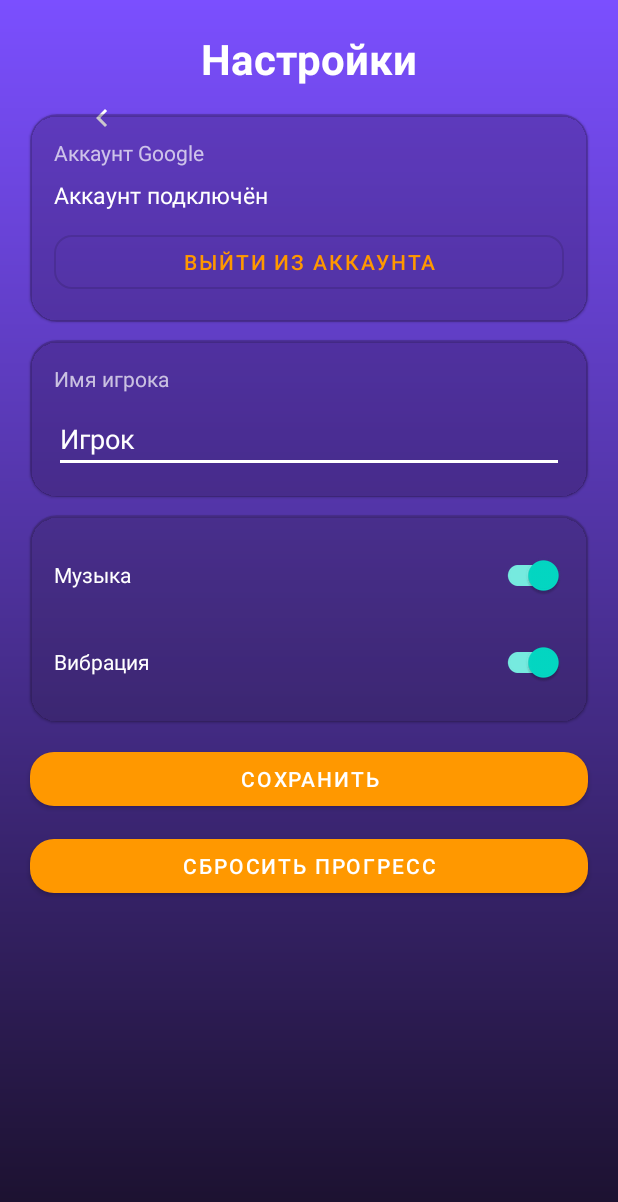
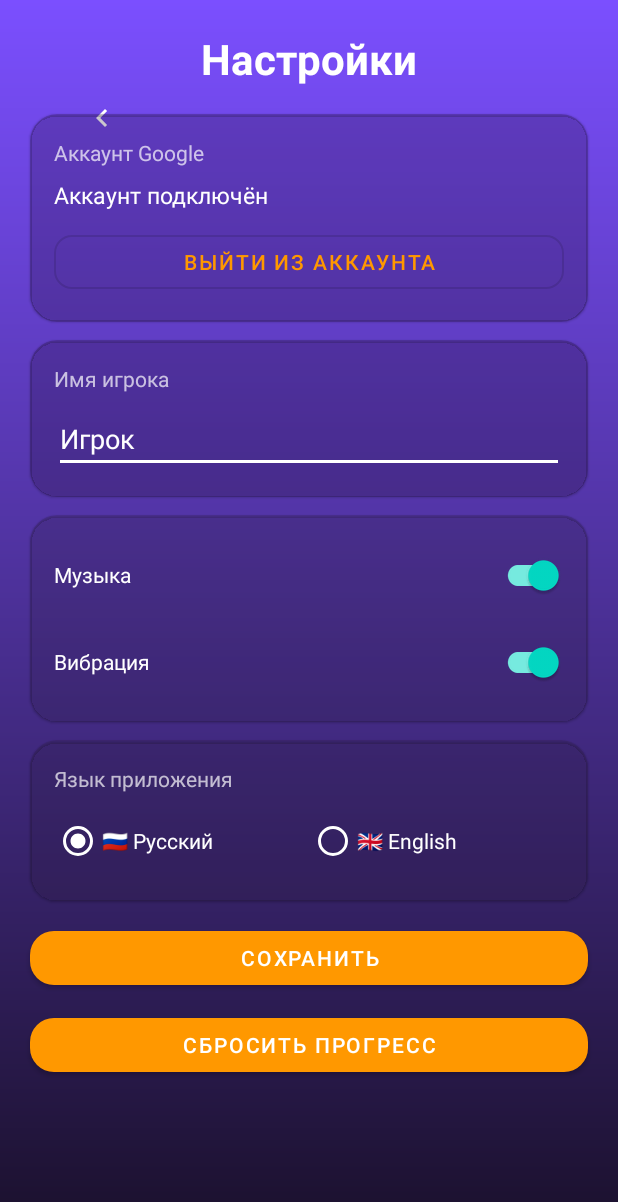
Before and after one commit to ogSulem/BasketMars, an Android app: the SettingsActivity screen opened directly, with no data from a screen before it, on a phone screen of 412 x 824 dp. Shown: the top 1202 px of the screen. Run offline under Robolectric (Android 15) with nearby library versions, the phone set to English and light mode, and no system bars; our stand-ins replace Firebase (no records; nobody signed in at launch, a user with empty details on screens opened directly), Room's generated code.

Commit message:
feat: language switcher in settings, cleanup unused drawables, fix MusicPlayer hardcode
Agent-Logs-Url: https://github.com/ogSulem/BasketMars/sessions/bf4a16c1-487d-41fa-b1fc-9e5116b91795

Co-authored-by: ogSulem <125482344+ogSulem@users.noreply.github.com>

```diff
--- a/app/src/main/java/com/example/basketballgame/AchievementsActivity.java
+++ b/app/src/main/java/com/example/basketballgame/AchievementsActivity.java
@@ -21,6 +21,12 @@ import android.graphics.Path;
 import android.widget.ImageButton;
 
 public class AchievementsActivity extends AppCompatActivity {
+
+    @Override
+    protected void attachBaseContext(Context base) {
+        super.attachBaseContext(LocaleHelper.wrap(base));
+    }
+
     @Override
     protected void onCreate(Bundle savedInstanceState) {
         super.onCreate(savedInstanceState);
--- a/app/src/main/java/com/example/basketballgame/GameActivity.java
+++ b/app/src/main/java/com/example/basketballgame/GameActivity.java
@@ -33,6 +33,11 @@ public class GameActivity extends AppCompatActivity {
     private LeaderboardRepository leaderboardRepository;
     private String playerName;
     private boolean arcadeSaved = false;
+
+    @Override
+    protected void attachBaseContext(android.content.Context base) {
+        super.attachBaseContext(LocaleHelper.wrap(base));
+    }
 
     @Override
     protected void onCreate(Bundle savedInstanceState) {
--- a/app/src/main/java/com/example/basketballgame/InventoryActivity.java
+++ b/app/src/main/java/com/example/basketballgame/InventoryActivity.java
@@ -16,6 +16,11 @@ import android.graphics.Typeface;
 
 public class InventoryActivity extends AppCompatActivity {
     private FrameLayout root;
+
+    @Override
+    protected void attachBaseContext(Context base) {
+        super.attachBaseContext(LocaleHelper.wrap(base));
+    }
 
     @Override
     protected void onCreate(Bundle savedInstanceState) {
--- a/app/src/main/java/com/example/basketballgame/LeaderboardActivity.java
+++ b/app/src/main/java/com/example/basketballgame/LeaderboardActivity.java
@@ -25,6 +25,11 @@ public class LeaderboardActivity extends AppCompatActivity {
     private TextView statsDuel;
     private TextView emptyState;
     private String selectedMode = GameMode.ARCADE.name();
+
+    @Override
+    protected void attachBaseContext(android.content.Context base) {
+        super.attachBaseContext(LocaleHelper.wrap(base));
+    }
 
     @Override
     protected void onCreate(Bundle savedInstanceState) {
--- /dev/null
+++ b/app/src/main/java/com/example/basketballgame/LocaleHelper.java
@@ -0,0 +1,55 @@
+package com.example.basketballgame;
+
+import android.content.Context;
+import android.content.SharedPreferences;
+import android.content.res.Configuration;
+
+import java.util.Locale;
+
+/**
+ * Вспомогательный класс для переключения языка интерфейса.
+ *
+ * <p>Язык хранится в SharedPreferences по ключу {@code "appLang"}.
+ * Применяется при старте каждой Activity через {@link #wrap(Context)}.</p>
+ *
+ * <p>Пример использования в Activity:
+ * <pre>
+ *   {@literal @}Override
+ *   protected void attachBaseContext(Context base) {
+ *       super.attachBaseContext(LocaleHelper.wrap(base));
+ *   }
+ * </pre>
+ * </p>
+ */
+public class LocaleHelper {
+
+    public static final String LANG_RU = "ru";
+    public static final String LANG_EN = "en";
+    private static final String PREF_KEY  = "appLang";
+    private static final String PREFS_NAME = "basketball";
+
+    /** Возвращает сохранённый язык (по умолчанию "ru"). */
+    public static String getSavedLang(Context ctx) {
+        SharedPreferences prefs = ctx.getSharedPreferences(PREFS_NAME, Context.MODE_PRIVATE);
+        return prefs.getString(PREF_KEY, LANG_RU);
+    }
+
+    /** Сохраняет выбранный язык. */
+    public static void saveLang(Context ctx, String lang) {
+        ctx.getSharedPreferences(PREFS_NAME, Context.MODE_PRIVATE)
+                .edit().putString(PREF_KEY, lang).apply();
+    }
+
+    /**
+     * Оборачивает Context с нужной локалью.
+     * Вызывается из {@code attachBaseContext} каждой Activity.
+     */
+    public static Context wrap(Context ctx) {
+        String lang = getSavedLang(ctx);
+        Locale locale = new Locale(lang);
+        Locale.setDefault(locale);
+        Configuration config = new Configuration(ctx.getResources().getConfiguration());
+        config.setLocale(locale);
+        return ctx.createConfigurationContext(config);
+    }
+}
--- a/app/src/main/java/com/example/basketballgame/MainActivity.java
+++ b/app/src/main/java/com/example/basketballgame/MainActivity.java
@@ -17,6 +17,11 @@ import androidx.appcompat.app.AppCompatActivity;
 import com.google.android.material.bottomsheet.BottomSheetDialog;
 
 public class MainActivity extends AppCompatActivity {
+
+    @Override
+    protected void attachBaseContext(android.content.Context base) {
+        super.attachBaseContext(LocaleHelper.wrap(base));
+    }
 
     @Override
     protected void onCreate(Bundle savedInstanceState) {
--- a/app/src/main/java/com/example/basketballgame/MusicPlayer.java
+++ b/app/src/main/java/com/example/basketballgame/MusicPlayer.java
@@ -41,7 +41,7 @@ public class MusicPlayer {
             } catch (Exception e) { Log.e("MusicPlayer", "Ошибка поиска mp3", e); }
             if (tracks.isEmpty()) {
                 Log.e("MusicPlayer", "Не найдено ни одного mp3 в res/raw");
-                Toast.makeText(appContext, "Нет музыки в папке res/raw!", Toast.LENGTH_LONG).show();
+                Toast.makeText(appContext, appContext.getString(R.string.no_music), Toast.LENGTH_LONG).show();
                 return;
             } else {
                 Log.i("MusicPlayer", "Найдены треки: " + found);
--- a/app/src/main/java/com/example/basketballgame/SettingsActivity.java
+++ b/app/src/main/java/com/example/basketballgame/SettingsActivity.java
@@ -1,5 +1,6 @@
 package com.example.basketballgame;
 
+import android.content.Context;
 import android.content.Intent;
 import android.content.SharedPreferences;
 import android.os.Bundle;
@@ -8,6 +9,7 @@ import android.view.View;
 import android.view.inputmethod.EditorInfo;
 import android.widget.Button;
 import android.widget.EditText;
+import android.widget.RadioGroup;
 import android.widget.TextView;
 import android.widget.Toast;
 
@@ -17,13 +19,14 @@ import com.google.android.material.switchmaterial.SwitchMaterial;
 import com.google.firebase.auth.FirebaseUser;
 
 /**
- * Экран настроек: имя игрока, музыка, вибрация, аккаунт Google.
+ * Экран настроек: имя игрока, музыка, вибрация, язык, аккаунт Google.
  */
 public class SettingsActivity extends AppCompatActivity {
 
     private EditText playerNameEdit;
     private SwitchMaterial musicSwitch;
     private SwitchMaterial vibrationSwitch;
+    private RadioGroup radioLanguage;
 
     // Виджеты аккаунта
     private TextView accountLabel;
@@ -31,6 +34,11 @@ public class SettingsActivity extends AppCompatActivity {
     private Button btnSignOut;
 
     private AuthManager authManager;
+
+    @Override
+    protected void attachBaseContext(Context base) {
+        super.attachBaseContext(LocaleHelper.wrap(base));
+    }
 
     @Override
     protected void onCreate(Bundle savedInstanceState) {
@@ -42,6 +50,7 @@ public class SettingsActivity extends AppCompatActivity {
         playerNameEdit = findViewById(R.id.player_name);
         musicSwitch     = findViewById(R.id.switch_music);
         vibrationSwitch = findViewById(R.id.switch_vibration);
+        radioLanguage   = findViewById(R.id.radio_language);
         accountLabel    = findViewById(R.id.account_label);
         btnSignIn       = findViewById(R.id.btn_sign_in);
         btnSignOut      = findViewById(R.id.btn_sign_out);
@@ -53,6 +62,28 @@ public class SettingsActivity extends AppCompatActivity {
         playerNameEdit.setText(prefs.getString("playerName", getString(R.string.default_player_name)));
         musicSwitch.setChecked(prefs.getBoolean("musicEnabled", true));
         vibrationSwitch.setChecked(prefs.getBoolean("vibrationEnabled", true));
+
+        // Инициализация переключателя языка
+        String currentLang = LocaleHelper.getSavedLang(this);
+        if (LocaleHelper.LANG_EN.equals(currentLang)) {
+            radioLanguage.check(R.id.radio_lang_en);
+        } else {
+            radioLanguage.check(R.id.radio_lang_ru);
+        }
+        radioLanguage.setOnCheckedChangeListener((group, checkedId) -> {
+            String newLang = (checkedId == R.id.radio_lang_en) ? LocaleHelper.LANG_EN : LocaleHelper.LANG_RU;
+            if (!newLang.equals(LocaleHelper.getSavedLang(this))) {
+                LocaleHelper.saveLang(this, newLang);
+                Toast.makeText(this, R.string.language_changed, Toast.LENGTH_LONG).show();
+                // Перезапускаем всё приложение чтобы язык применился везде
+                Intent restart = getPackageManager().getLaunchIntentForPackage(getPackageName());
+                if (restart != null) {
+                    restart.addFlags(Intent.FLAG_ACTIVITY_NEW_TASK | Intent.FLAG_ACTIVITY_CLEAR_TASK);
+                    startActivity(restart);
+                    finishAffinity();
+                }
+            }
+        });
 
         playerNameEdit.setImeOptions(EditorInfo.IME_ACTION_DONE);
         playerNameEdit.setOnEditorActionListener((v, actionId, event) -> {
--- a/app/src/main/res/drawable/bg_mode_icon_circle.xml
+++ /dev/null
@@ -1,4 +0,0 @@
-<?xml version="1.0" encoding="utf-8"?>
-<shape xmlns:android="http://schemas.android.com/apk/res/android" android:shape="oval">
-    <solid android:color="#2AFFFFFF"/>
-</shape>
--- a/app/src/main/res/drawable/btn_rounded_gold.xml
+++ /dev/null
@@ -1,6 +0,0 @@
-<shape xmlns:android="http://schemas.android.com/apk/res/android"
-    android:shape="rectangle">
-    <solid android:color="#FFD700"/>
-    <corners android:radius="32dp"/>
-    <stroke android:width="3dp" android:color="#FFF176"/>
-</shape>
--- a/app/src/main/res/layout/activity_settings.xml
+++ b/app/src/main/res/layout/activity_settings.xml
@@ -176,6 +176,63 @@
             </LinearLayout>
         </com.google.android.material.card.MaterialCardView>
 
+        <!-- Карточка языка -->
+        <com.google.android.material.card.MaterialCardView
+            android:id="@+id/card_language"
+            android:layout_width="0dp"
+            android:layout_height="wrap_content"
+            android:layout_marginStart="20dp"
+            android:layout_marginEnd="20dp"
+            android:layout_marginTop="12dp"
+            app:cardCornerRadius="18dp"
+            app:cardBackgroundColor="#332d223f"
+            app:layout_constraintTop_toBottomOf="@id/card_toggles"
+            app:layout_constraintStart_toStartOf="parent"
+            app:layout_constraintEnd_toEndOf="parent">
+
+            <LinearLayout
+                android:layout_width="match_parent"
+                android:layout_height="wrap_content"
+                android:orientation="vertical"
+                android:padding="16dp">
+
+                <TextView
+                    android:layout_width="wrap_content"
+                    android:layout_height="wrap_content"
+                    android:text="@string/settings_language_label"
+                    android:textColor="#B3FFFFFF"
+                    android:textSize="14sp" />
+
+                <RadioGroup
+                    android:id="@+id/radio_language"
+                    android:layout_width="match_parent"
+                    android:layout_height="wrap_content"
+                    android:layout_marginTop="8dp"
+                    android:orientation="horizontal">
+
+                    <RadioButton
+                        android:id="@+id/radio_lang_ru"
+                        android:layout_width="0dp"
+                        android:layout_height="wrap_content"
+                        android:layout_weight="1"
+                        android:text="@string/language_ru"
+                        android:textColor="@android:color/white"
+                        android:buttonTint="@android:color/white" />
+
+                    <RadioButton
+                        android:id="@+id/radio_lang_en"
+                        android:layout_width="0dp"
+                        android:layout_height="wrap_content"
+                        android:layout_weight="1"
+                        android:text="@string/language_en"
+                        android:textColor="@android:color/white"
+                        android:buttonTint="@android:color/white" />
+
+                </RadioGroup>
+
+            </LinearLayout>
+        </com.google.android.material.card.MaterialCardView>
+
         <com.google.android.material.button.MaterialButton
             android:id="@+id/button_save"
             android:layout_width="0dp"
@@ -185,7 +242,7 @@
             android:layout_marginTop="14dp"
             android:text="@string/btn_save"
             app:cornerRadius="16dp"
-            app:layout_constraintTop_toBottomOf="@id/card_toggles"
+            app:layout_constraintTop_toBottomOf="@id/card_language"
             app:layout_constraintStart_toStartOf="parent"
             app:layout_constraintEnd_toEndOf="parent" />
 
--- a/app/src/main/res/values/strings.xml
+++ b/app/src/main/res/values/strings.xml
@@ -95,6 +95,12 @@
     <string name="sign_in_success">Вход выполнен!</string>
     <string name="sign_in_error">Не удалось войти</string>
 
+    <!-- Язык приложения -->
+    <string name="settings_language_label">Язык приложения</string>
+    <string name="language_ru">🇷🇺 Русский</string>
+    <string name="language_en">🇬🇧 English</string>
+    <string name="language_changed">Язык изменён — перезапустите приложение</string>
+
     <!-- Строка для Google Services (web client ID — генерируется из google-services.json) -->
     <string name="default_web_client_id" translatable="false">000000000000-xxxxxxxxxxxxxxxxxxxxxxxxxxxxxxxx.apps.googleusercontent.com</string>
 
```
Also changed, not shown: app/src/main/res/drawable/btn_rounded.xml (deleted, +0 -7 lines), 1 other file.
